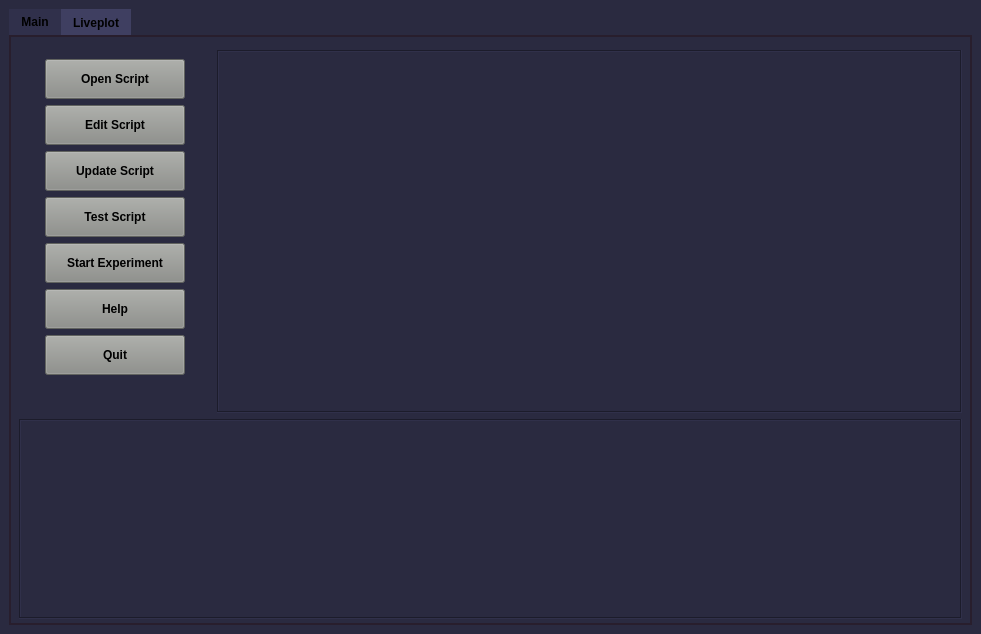
Before: the Qt Designer form atomize/main/gui/main_window.ui in Anatoly1010/Atomize, drawn with Qt 5.
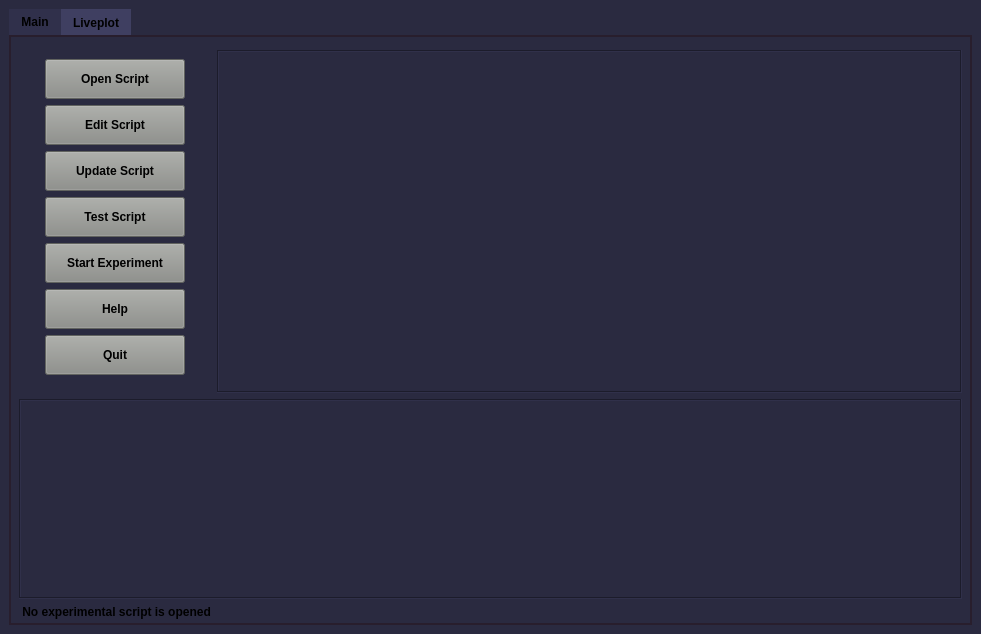
After: the same form once the commit is applied. Custom widgets are drawn as their Qt base class.

Patch:
```diff
--- a/atomize/main/gui/main_window.ui
+++ b/atomize/main/gui/main_window.ui
@@ -479,6 +479,19 @@
           </item>
          </layout>
         </item>
+        <item row="1" column="0">
+         <widget class="QLabel" name="label_filename">
+          <property name="font">
+           <font>
+            <weight>75</weight>
+            <bold>true</bold>
+           </font>
+          </property>
+          <property name="text">
+           <string> No experimental script is opened</string>
+          </property>
+         </widget>
+        </item>
        </layout>
       </widget>
       <widget class="QWidget" name="tab_liveplot">
```
Left out of the diff: 10 changed lines with no effect on the pictures.
